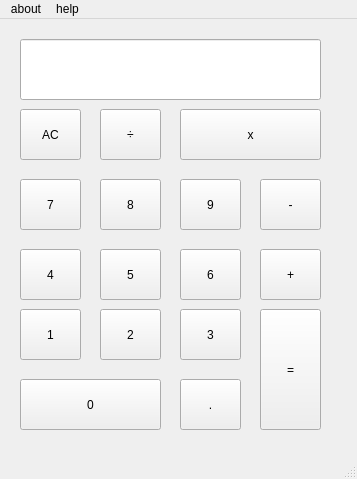
First picture: the form in mainwindow.ui, repository jaywhen/LearnQt, before the edit.
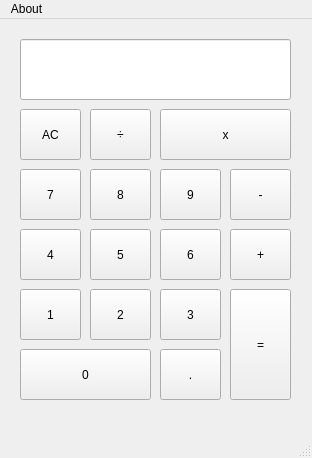
Second picture: the form after the edit.

```diff
--- a/mainwindow.ui
+++ b/mainwindow.ui
@@ -6,8 +6,8 @@
    <rect>
     <x>0</x>
     <y>0</y>
-    <width>357</width>
-    <height>479</height>
+    <width>312</width>
+    <height>458</height>
    </rect>
   </property>
   <property name="windowTitle">
@@ -18,7 +18,7 @@
     <property name="geometry">
      <rect>
       <x>20</x>
-      <y>160</y>
+      <y>150</y>
       <width>61</width>
       <height>51</height>
      </rect>
@@ -30,8 +30,8 @@
    <widget class="QPushButton" name="pushButton_8">
     <property name="geometry">
      <rect>
-      <x>100</x>
-      <y>160</y>
+      <x>90</x>
+      <y>150</y>
       <width>61</width>
       <height>51</height>
      </rect>
@@ -43,8 +43,8 @@
    <widget class="QPushButton" name="pushButton_9">
     <property name="geometry">
      <rect>
-      <x>180</x>
-      <y>160</y>
+      <x>160</x>
+      <y>150</y>
       <width>61</width>
       <height>51</height>
      </rect>
@@ -56,8 +56,8 @@
    <widget class="QPushButton" name="pushButton_sub">
     <property name="geometry">
      <rect>
-      <x>260</x>
-      <y>160</y>
+      <x>230</x>
+      <y>150</y>
       <width>61</width>
       <height>51</height>
      </rect>
@@ -70,7 +70,7 @@
     <property name="geometry">
      <rect>
       <x>20</x>
-      <y>230</y>
+      <y>210</y>
       <width>61</width>
       <height>51</height>
      </rect>
@@ -82,8 +82,8 @@
    <widget class="QPushButton" name="pushButton_5">
     <property name="geometry">
      <rect>
-      <x>100</x>
-      <y>230</y>
+      <x>90</x>
+      <y>210</y>
       <width>61</width>
       <height>51</height>
      </rect>
@@ -95,8 +95,8 @@
    <widget class="QPushButton" name="pushButton_6">
     <property name="geometry">
      <rect>
-      <x>180</x>
-      <y>230</y>
+      <x>160</x>
+      <y>210</y>
       <width>61</width>
       <height>51</height>
      </rect>
@@ -108,8 +108,8 @@
    <widget class="QPushButton" name="pushButton_add">
     <property name="geometry">
      <rect>
-      <x>260</x>
-      <y>230</y>
+      <x>230</x>
+      <y>210</y>
       <width>61</width>
       <height>51</height>
      </rect>
@@ -122,7 +122,7 @@
     <property name="geometry">
      <rect>
       <x>20</x>
-      <y>290</y>
+      <y>270</y>
       <width>61</width>
       <height>51</height>
      </rect>
@@ -134,8 +134,8 @@
    <widget class="QPushButton" name="pushButton_2">
     <property name="geometry">
      <rect>
-      <x>100</x>
-      <y>290</y>
+      <x>90</x>
+      <y>270</y>
       <width>61</width>
       <height>51</height>
      </rect>
@@ -147,8 +147,8 @@
    <widget class="QPushButton" name="pushButton_3">
     <property name="geometry">
      <rect>
-      <x>180</x>
-      <y>290</y>
+      <x>160</x>
+      <y>270</y>
       <width>61</width>
       <height>51</height>
      </rect>
@@ -160,10 +160,10 @@
    <widget class="QPushButton" name="pushButton_equal">
     <property name="geometry">
      <rect>
-      <x>260</x>
-      <y>290</y>
+      <x>230</x>
+      <y>270</y>
       <width>61</width>
-      <height>121</height>
+      <height>111</height>
      </rect>
     </property>
     <property name="text">
@@ -174,8 +174,8 @@
     <property name="geometry">
      <rect>
       <x>20</x>
-      <y>360</y>
-      <width>141</width>
+      <y>330</y>
+      <width>131</width>
       <height>51</height>
      </rect>
     </property>
@@ -186,8 +186,8 @@
    <widget class="QPushButton" name="pushButton_dot">
     <property name="geometry">
      <rect>
-      <x>180</x>
-      <y>360</y>
+      <x>160</x>
+      <y>330</y>
       <width>61</width>
       <height>51</height>
      </rect>
@@ -199,9 +199,9 @@
    <widget class="QPushButton" name="pushButton_mult">
     <property name="geometry">
      <rect>
-      <x>180</x>
+      <x>160</x>
       <y>90</y>
-      <width>141</width>
+      <width>131</width>
       <height>51</height>
      </rect>
     </property>
@@ -212,7 +212,7 @@
    <widget class="QPushButton" name="pushButton_divi">
     <property name="geometry">
      <rect>
-      <x>100</x>
+      <x>90</x>
       <y>90</y>
       <width>61</width>
       <height>51</height>
@@ -240,7 +240,7 @@
      <rect>
       <x>20</x>
       <y>20</y>
-      <width>301</width>
+      <width>271</width>
       <height>61</height>
      </rect>
     </property>
@@ -252,22 +252,17 @@
     <rect>
      <x>0</x>
      <y>0</y>
-     <width>357</width>
+     <width>312</width>
      <height>25</height>
     </rect>
    </property>
    <widget class="QMenu" name="menuabout">
     <property name="title">
-     <string>about</string>
+     <string>About</string>
     </property>
-   </widget>
-   <widget class="QMenu" name="menuhelp">
-    <property name="title">
-     <string>help</string>
-    </property>
+    <addaction name="actionWhat_is_XCalc"/>
    </widget>
    <addaction name="menuabout"/>
-   <addaction name="menuhelp"/>
   </widget>
  </widget>
  <resources/>
```
Left out of the diff: 5 changed lines with no effect on the pictures.
